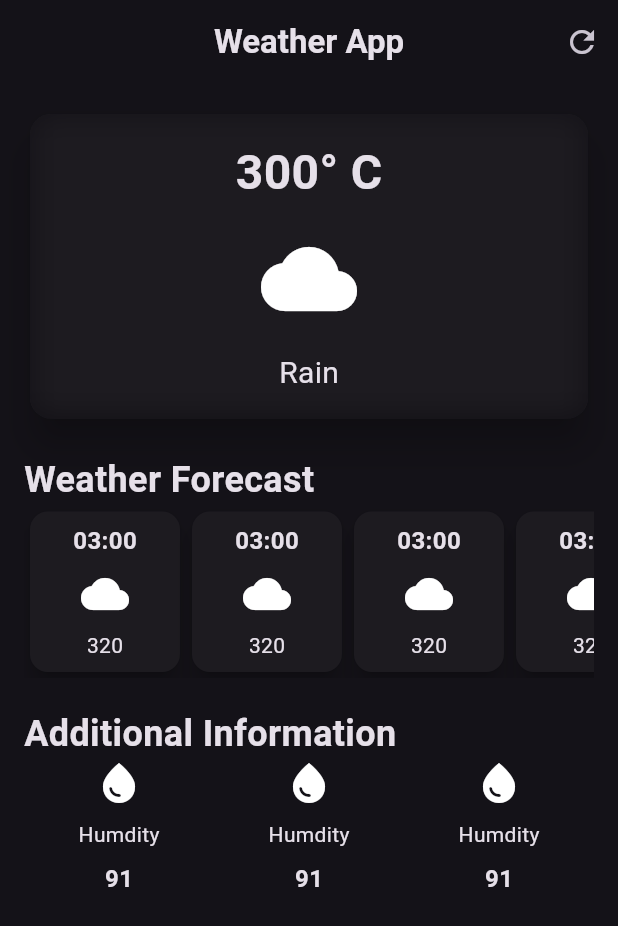
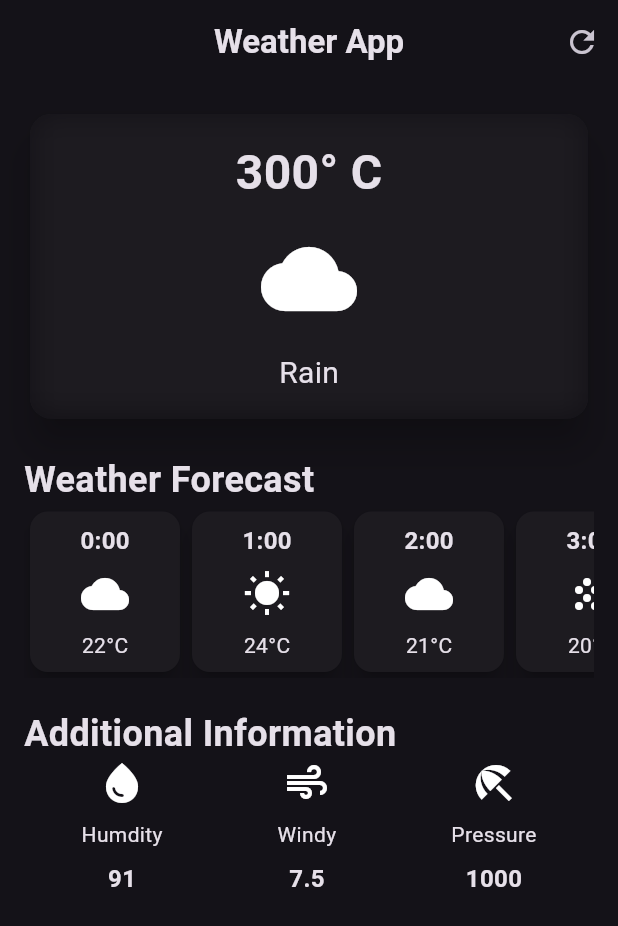
Before and after one commit to Sharath44665/flutter_ws, a Flutter app: the screen it shows after launch, on a phone screen of 412 x 824 dp. Shown: the top 926 px of the screen. Run offline on Flutter 3.47's test engine with Material 3 defaults, Android fonts, the phone set to English and light mode, and no system bars; our stand-ins replace firebase_auth, firebase_core; accounts and stored records are empty; generated files the repository leaves out were written again.

Commit message:
refactor code with hard code

```diff
--- a/n05_weather_app/lib/additional_info_item.dart
+++ b/n05_weather_app/lib/additional_info_item.dart
@@ -1,17 +1,28 @@
 import 'package:flutter/material.dart';
 
 class AdditionalInfoItem extends StatelessWidget {
-  const AdditionalInfoItem({super.key});
+  final IconData icon;
+  final String label;
+  final String value;
+  const AdditionalInfoItem({
+    super.key,
+    required this.icon,
+    required this.label,
+    required this.value,
+  });
 
   @override
   Widget build(BuildContext context) {
-    return const Column(
+    return Column(
       children: [
-        Icon(Icons.water_drop, size: 32),
-        SizedBox(height: 8),
-        Text("Humdity"),
-        SizedBox(height: 8),
-        Text("91", style: TextStyle(fontSize: 16, fontWeight: FontWeight.bold)),
+        Icon(icon, size: 32),
+        const SizedBox(height: 8),
+        Text(label),
+        const SizedBox(height: 8),
+        Text(
+          value,
+          style: const TextStyle(fontSize: 16, fontWeight: FontWeight.bold),
+        ),
       ],
     );
   }
--- a/n05_weather_app/lib/hourly_forecast_item.dart
+++ b/n05_weather_app/lib/hourly_forecast_item.dart
@@ -1,7 +1,15 @@
 import 'package:flutter/material.dart';
 
 class HourlyForecastItem extends StatelessWidget {
-  const HourlyForecastItem({super.key});
+  final String time;
+  final IconData icon;
+  final String temperature;
+  const HourlyForecastItem({
+    super.key,
+    required this.time,
+    required this.icon,
+    required this.temperature,
+  });
 
   @override
   Widget build(BuildContext context) {
@@ -14,13 +22,13 @@ class HourlyForecastItem extends StatelessWidget {
         child: Column(
           children: [
             Text(
-              "03:00",
+              time,
               style: TextStyle(fontSize: 16, fontWeight: FontWeight.bold),
             ),
             SizedBox(height: 8),
-            Icon(Icons.cloud, size: 32),
+            Icon(icon, size: 32),
             SizedBox(height: 8),
-            Text("320"),
+            Text(temperature),
           ],
         ),
       ),
--- a/n05_weather_app/lib/weather_screen.dart
+++ b/n05_weather_app/lib/weather_screen.dart
@@ -74,12 +74,36 @@ class WeatherScreen extends StatelessWidget {
               scrollDirection: Axis.horizontal,
               child: Row(
                 children: [
-                  HourlyForecastItem(),
-                  HourlyForecastItem(),
-                  HourlyForecastItem(),
-                  HourlyForecastItem(),
-                  HourlyForecastItem(),
-                  HourlyForecastItem(),
+                  HourlyForecastItem(
+                    time: "0:00",
+                    icon: Icons.cloud,
+                    temperature: "22°C",
+                  ),
+                  HourlyForecastItem(
+                    time: "1:00",
+                    icon: Icons.wb_sunny,
+                    temperature: "24°C",
+                  ),
+                  HourlyForecastItem(
+                    time: "2:00",
+                    icon: Icons.cloud,
+                    temperature: "21°C",
+                  ),
+                  HourlyForecastItem(
+                    time: "3:00",
+                    icon: Icons.grain,
+                    temperature: "20°C",
+                  ),
+                  HourlyForecastItem(
+                    time: "4:00",
+                    icon: Icons.wb_cloudy,
+                    temperature: "19°C",
+                  ),
+                  HourlyForecastItem(
+                    time: "5:00",
+                    icon: Icons.nights_stay,
+                    temperature: "18°C",
+                  ),
                 ],
               ),
             ),
@@ -92,9 +116,21 @@ class WeatherScreen extends StatelessWidget {
             Row(
               mainAxisAlignment: MainAxisAlignment.spaceAround,
               children: [
-                AdditionalInfoItem(),
-                AdditionalInfoItem(),
-                AdditionalInfoItem(),
+                AdditionalInfoItem(
+                  icon: Icons.water_drop,
+                  label: "Humdity",
+                  value: "91",
+                ),
+                AdditionalInfoItem(
+                  icon: Icons.air,
+                  label: "Windy",
+                  value: "7.5",
+                ),
+                AdditionalInfoItem(
+                  icon: Icons.beach_access,
+                  label: "Pressure",
+                  value: "1000",
+                ),
               ],
             ),
           ],
```
